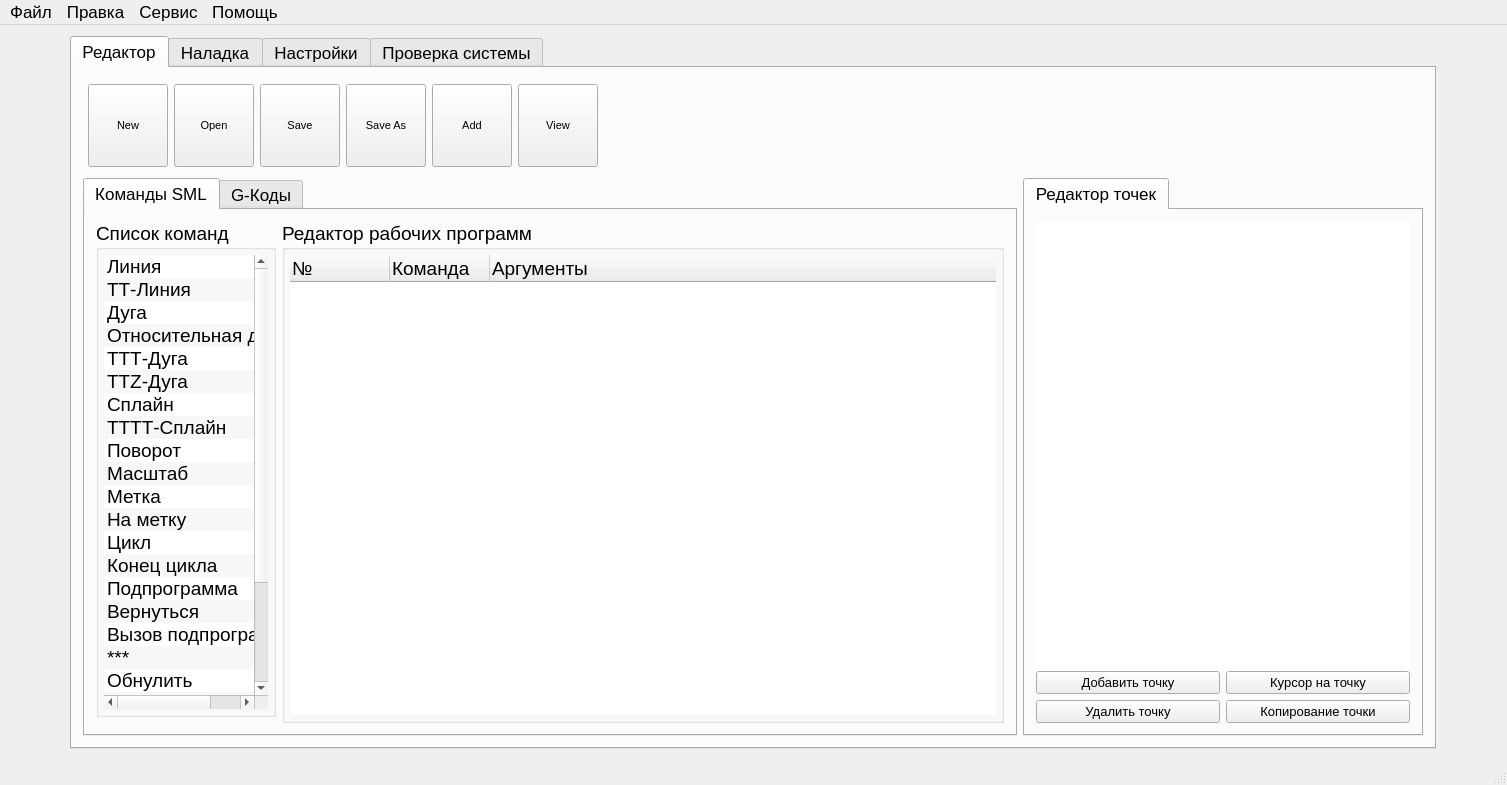
This is KAMEditor/gui/mainwindow.ui in Xtail96/SML as Qt 5 draws it before an edit. The edited form follows.
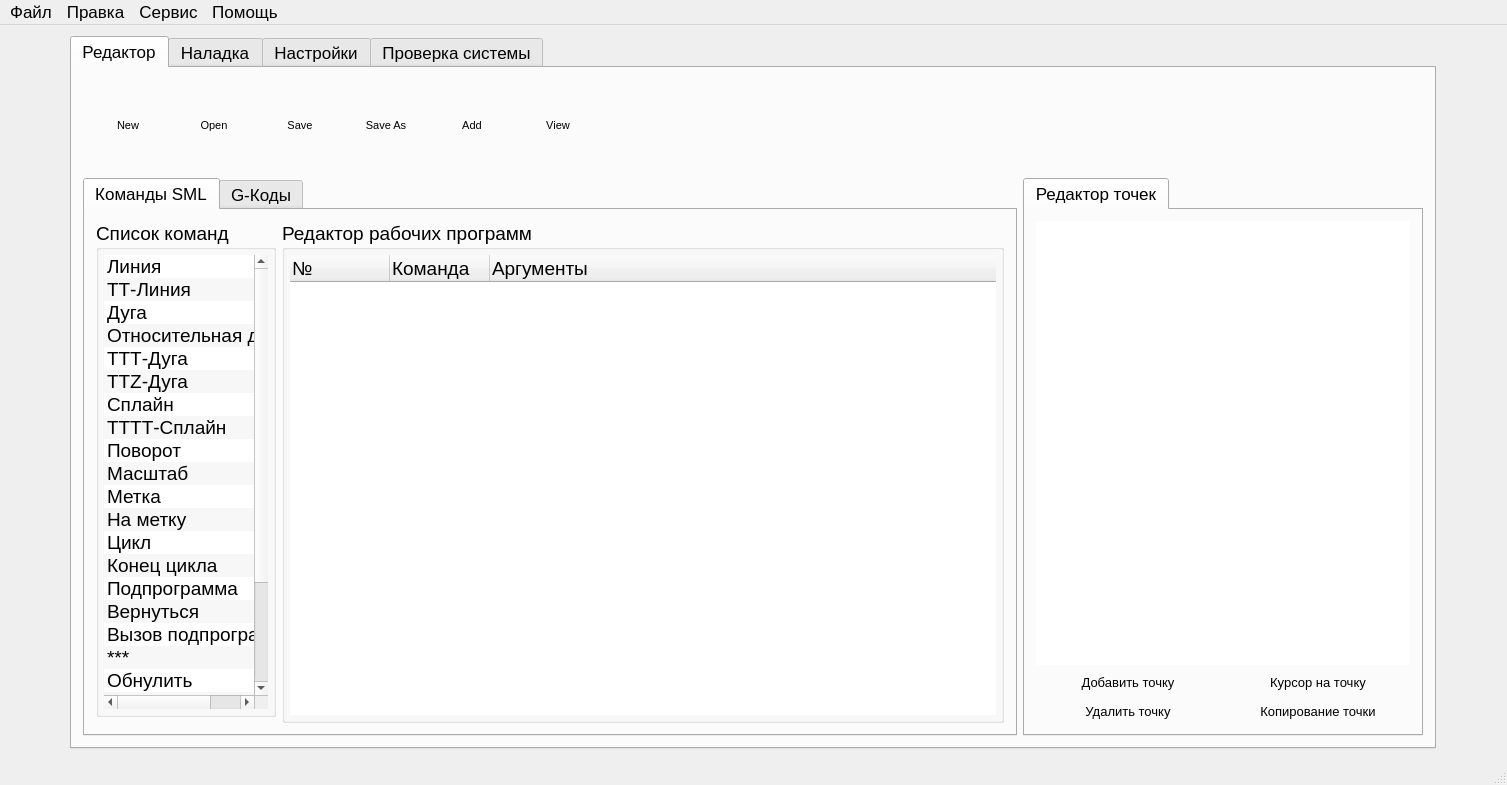
This is the edited form. The open tabs and pages were chosen to show the change. Icons and pictures are not drawn. Custom widgets are drawn as their Qt base class.

Commit message: Кнопки действий редакторов точек и менеджера файлов переведны на плоский стиль

What changed in the file:
```diff
--- a/KAMEditor/gui/mainwindow.ui
+++ b/KAMEditor/gui/mainwindow.ui
@@ -515,6 +515,9 @@
                <height>50</height>
               </size>
              </property>
+             <property name="flat">
+              <bool>true</bool>
+             </property>
             </widget>
            </item>
            <item row="0" column="6">
@@ -556,6 +559,9 @@
                <height>50</height>
               </size>
              </property>
+             <property name="flat">
+              <bool>true</bool>
+             </property>
             </widget>
            </item>
            <item row="0" column="1">
@@ -584,6 +590,9 @@
                <height>50</height>
               </size>
              </property>
+             <property name="flat">
+              <bool>true</bool>
+             </property>
             </widget>
            </item>
            <item row="0" column="3">
@@ -612,6 +621,9 @@
                <height>50</height>
               </size>
              </property>
+             <property name="flat">
+              <bool>true</bool>
+             </property>
             </widget>
            </item>
            <item row="0" column="0">
@@ -640,6 +652,9 @@
                <height>50</height>
               </size>
              </property>
+             <property name="flat">
+              <bool>true</bool>
+             </property>
             </widget>
            </item>
            <item row="0" column="4">
@@ -668,6 +683,9 @@
                <height>50</height>
               </size>
              </property>
+             <property name="flat">
+              <bool>true</bool>
+             </property>
             </widget>
            </item>
           </layout>
@@ -724,6 +742,9 @@
               <property name="shortcut">
                <string>+</string>
               </property>
+              <property name="flat">
+               <bool>true</bool>
+              </property>
              </widget>
             </item>
             <item row="1" column="1">
@@ -745,6 +766,9 @@
               <property name="shortcut">
                <string>Shift+K</string>
               </property>
+              <property name="flat">
+               <bool>true</bool>
+              </property>
              </widget>
             </item>
             <item row="2" column="0">
@@ -766,6 +790,9 @@
               <property name="shortcut">
                <string>-</string>
               </property>
+              <property name="flat">
+               <bool>true</bool>
+              </property>
              </widget>
             </item>
             <item row="2" column="1">
@@ -787,6 +814,9 @@
               <property name="shortcut">
                <string>Shift+Return</string>
               </property>
+              <property name="flat">
+               <bool>true</bool>
+              </property>
              </widget>
             </item>
            </layout>
```
Left out of the diff: 21 changed lines with no effect on the pictures.
